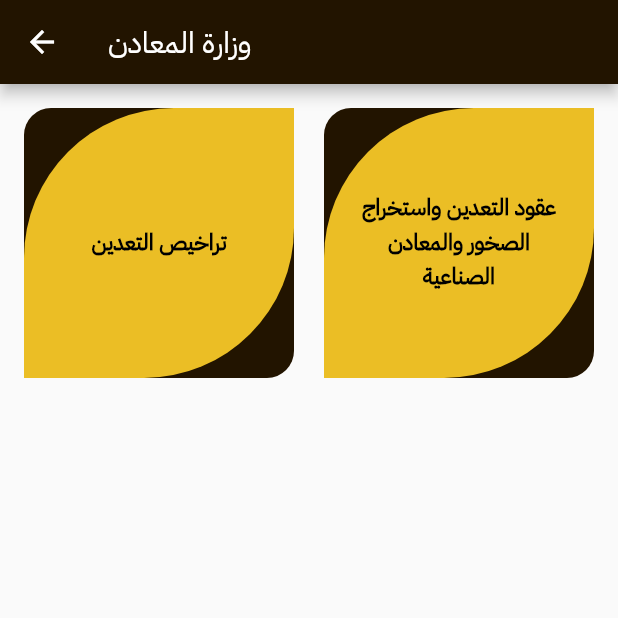
After one commit to mohamed-sd/AlaaeldinMohamede_Classify-main, a Flutter app: the MainGuide screen opened by its route, on a phone screen of 412 x 824 dp, the top half of it. The commit adds this screen. Run offline on Flutter 3.47's test engine with Material 3 defaults, Android fonts, the phone set to English and light mode, and no system bars; our stand-ins replace audioplayers, awesome_notifications, bloc, cached_network_image, connectivity_plus, country_picker and 38 more; missing offline and left inert: android_intent_plus, any_link_preview, device_region, encrypt, flutter_pdfview, flutter_stripe and 7 more; accounts and stored records are empty; network calls fail; project files that could hold a hidden picture were left out.

Commit message:
home guide change

```diff
--- a/lib/app/routes.dart
+++ b/lib/app/routes.dart
@@ -22,6 +22,7 @@ import 'package:eClassify/ui/screens/faqs_screen.dart';
 import 'package:eClassify/ui/screens/favorite_screen.dart';
 import 'package:eClassify/ui/screens/filter_screen.dart';
 import 'package:eClassify/ui/screens/guide/detailes.dart';
+import 'package:eClassify/ui/screens/guide/main_guide.dart';
 import 'package:eClassify/ui/screens/guide/mining_minestry.dart';
 import 'package:eClassify/ui/screens/home/category_list.dart';
 import 'package:eClassify/ui/screens/home/change_language_screen.dart';
@@ -73,14 +74,15 @@ import 'package:flutter/cupertino.dart';
 import 'package:flutter/material.dart';
 
 class Routes {
+  static const mainGuide = 'mainGuide';
   static const storedetails = 'storedetails';
   static const communitiesPage = 'communitiesPage';
-  static const visualDetailsPage  = 'visualDetailsPage';
-  static const bodcastPage  = 'bodcastPage';
+  static const visualDetailsPage = 'visualDetailsPage';
+  static const bodcastPage = 'bodcastPage';
 
   static const visualMaterialsPage = 'visualMaterialsPage';
   static const pDFViewerPage = 'pDFViewerPage';
-  static const knowResPage  = 'knowResPage';
+  static const knowResPage = 'knowResPage';
   static const profileScreen = 'profileScreen';
   static const detailes = 'details';
   static const soon = 'soon';
@@ -217,37 +219,46 @@ class Routes {
     }
 
     switch (routeSettings.name) {
-      case storedetails :
+      case mainGuide:
+        return MaterialPageRoute(builder: ((context) => MainGuide()));
+      case storedetails:
         return MaterialPageRoute(builder: ((context) => storeDetails()));
       case bodcastPage:
         return MaterialPageRoute(builder: ((context) => const BodcastPage()));
-    case visualDetailsPage:
-      return MaterialPageRoute(builder: ((context) => const VisualDetailsPage()));
-    case visualMaterialsPage:
-        return MaterialPageRoute(builder: ((context) => const VisualMaterialsPage()));
-      case pDFViewerPage :
+      case visualDetailsPage:
+        return MaterialPageRoute(
+            builder: ((context) => const VisualDetailsPage()));
+      case visualMaterialsPage:
+        return MaterialPageRoute(
+            builder: ((context) => const VisualMaterialsPage()));
+      case pDFViewerPage:
         return MaterialPageRoute(builder: ((context) => const PDFViewerPage()));
-      case jobsDetailes :
-        return MaterialPageRoute(builder: ((context) => const Jobsdetailswedgit()));
-      case profileScreen :
+      case jobsDetailes:
+        return MaterialPageRoute(
+            builder: ((context) => const Jobsdetailswedgit()));
+      case profileScreen:
         return MaterialPageRoute(builder: ((context) => const ProfileScreen()));
-      case jobs :
+      case jobs:
         return MaterialPageRoute(builder: ((context) => const Jobswedgit()));
-      case detailes :
+      case detailes:
         return MaterialPageRoute(builder: ((context) => const Detailes()));
       case soon:
-        return MaterialPageRoute(builder: ((context) => const ComingSoonPage()));
-      case mony_exchange :
+        return MaterialPageRoute(
+            builder: ((context) => const ComingSoonPage()));
+      case mony_exchange:
         return MaterialPageRoute(builder: ((context) => const MoneyExchange()));
-      case mining_exchange :
-        return MaterialPageRoute(builder: ((context) => const MiningExchange()));
-      case homeItemsScreen :
+      case mining_exchange:
+        return MaterialPageRoute(
+            builder: ((context) => const MiningExchange()));
+      case homeItemsScreen:
         return MaterialPageRoute(builder: ((context) => const ItemsScreen()));
-      case chatlist :
-        return MaterialPageRoute(builder: ((context) => const ChatListScreen()));
-      case guide :
-        return MaterialPageRoute(builder: ((context) => const Mining_minestry()));
-      case welcome :
+      case chatlist:
+        return MaterialPageRoute(
+            builder: ((context) => const ChatListScreen()));
+      case guide:
+        return MaterialPageRoute(
+            builder: ((context) => const Mining_minestry()));
+      case welcome:
         return MaterialPageRoute(builder: ((context) => const WelcomeScreen()));
       case splash:
         return MaterialPageRoute(builder: ((context) => const SplashScreen()));
@@ -256,9 +267,9 @@ class Routes {
             builder: ((context) => const OnboardingScreen()));
       case main:
         return MainActivity.route(routeSettings);
-      case communitiesPage :
+      case communitiesPage:
         return CommunitiesPage.route(routeSettings);
-      case knowResPage :
+      case knowResPage:
         return KnowResPage.route(routeSettings);
       case login:
         return LoginScreen.route(routeSettings);
--- /dev/null
+++ b/lib/ui/screens/guide/main_guide.dart
@@ -0,0 +1,40 @@
+import 'package:eClassify/app/routes.dart';
+import 'package:eClassify/ui/screens/widgets/equipation_widgets/main_guide_card.dart';
+import 'package:eClassify/ui/theme/theme.dart';
+import 'package:eClassify/utils/extensions/extensions.dart';
+import 'package:flutter/material.dart';
+
+class MainGuide extends StatelessWidget {
+  const MainGuide({super.key});
+
+  @override
+  Widget build(BuildContext context) {
+    return Scaffold(
+      appBar: AppBar(
+        backgroundColor: context.color.mainBrown,
+        title: Text("وزارة المعادن"),
+      ),
+      body: Container(
+        padding: EdgeInsets.all(16),
+        child: GridView.count(
+          crossAxisCount: 2,
+          crossAxisSpacing: 20,
+          children: [
+            // The main guide wedgit :
+            GestureDetector(
+              onTap: () {
+                Navigator.pushNamed(context, Routes.guide);
+              },
+              child: MainGuideCard(
+                title: "تراخيص التعدين",
+              ),
+            ),
+            MainGuideCard(
+              title: "عقود التعدين واستخراج الصخور والمعادن الصناعية",
+            ),
+          ],
+        ),
+      ),
+    );
+  }
+}
--- /dev/null
+++ b/lib/ui/screens/widgets/equipation_widgets/main_guide_card.dart
@@ -0,0 +1,42 @@
+import 'package:eClassify/app/routes.dart';
+import 'package:eClassify/ui/theme/theme.dart';
+import 'package:eClassify/utils/extensions/extensions.dart';
+import 'package:flutter/material.dart';
+
+class MainGuideCard extends StatelessWidget {
+  String title;
+  MainGuideCard({super.key, required this.title});
+
+  @override
+  Widget build(BuildContext context) {
+    return Container(
+      decoration: BoxDecoration(
+          color: context.color.mainBrown,
+          borderRadius: BorderRadius.only(
+            topLeft: Radius.circular(18),
+            bottomRight: Radius.circular(18),
+          )),
+      child: Container(
+        decoration: BoxDecoration(
+            color: context.color.mainGold,
+            borderRadius: BorderRadius.only(
+              topLeft: Radius.circular(100),
+              bottomRight: Radius.circular(100),
+            )),
+        child: Center(
+          child: Padding(
+            padding: const EdgeInsets.symmetric(horizontal: 25),
+            child: Text(
+              title,
+              style: TextStyle(
+                  color: Colors.black,
+                  fontSize: 15,
+                  fontWeight: FontWeight.bold),
+              textAlign: TextAlign.center,
+            ),
+          ),
+        ),
+      ),
+    );
+  }
+}
--- a/pubspec.yaml
+++ b/pubspec.yaml
@@ -76,6 +76,7 @@ dependencies:
   android_intent_plus: ^5.3.0
   google_cloud_translation: ^0.0.4
   phonepe_payment_sdk: ^2.0.3
+  popover: ^0.3.1
 
 
 
```
Also changed, not shown: lib/ui/screens/guide/detailes.dart (+147 -55 lines), lib/ui/screens/guide/mining_minestry.dart (+36 -23 lines), lib/ui/screens/navigations/home_guide.dart (+72 -73 lines), lib/ui/screens/widgets/equipation_widgets/popup_menue/menue_icon_button.dart (added, +26 -0 lines), lib/ui/screens/widgets/equipation_widgets/popup_menue/menue_item_rular.dart (added, +12 -0 lines).
